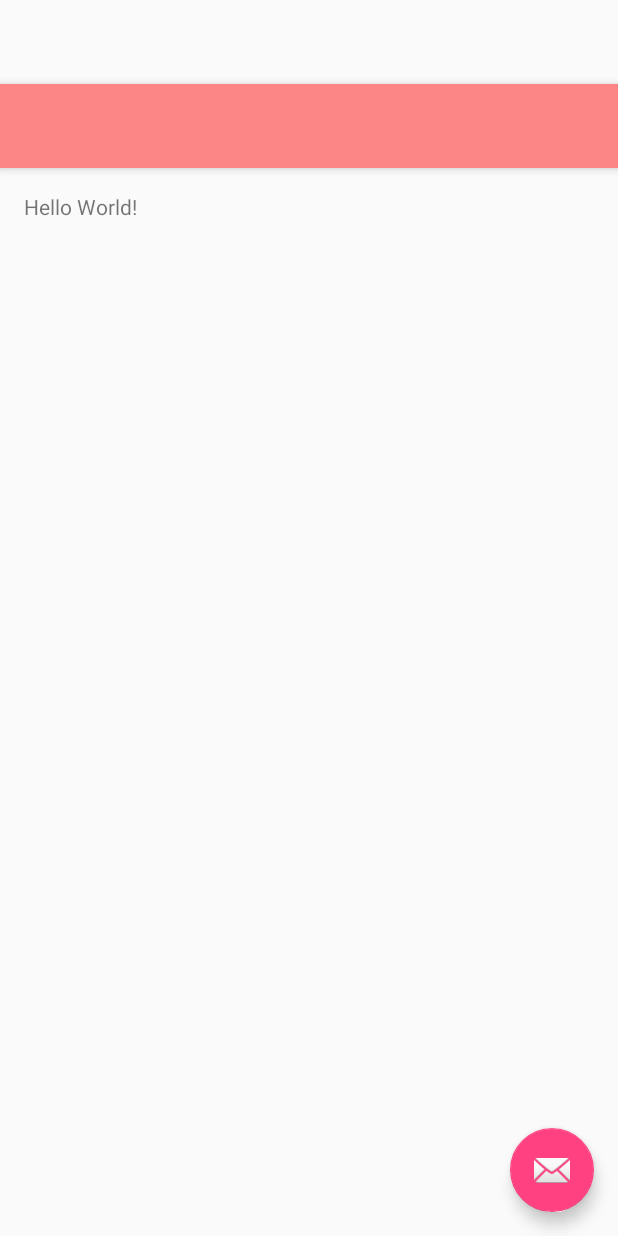
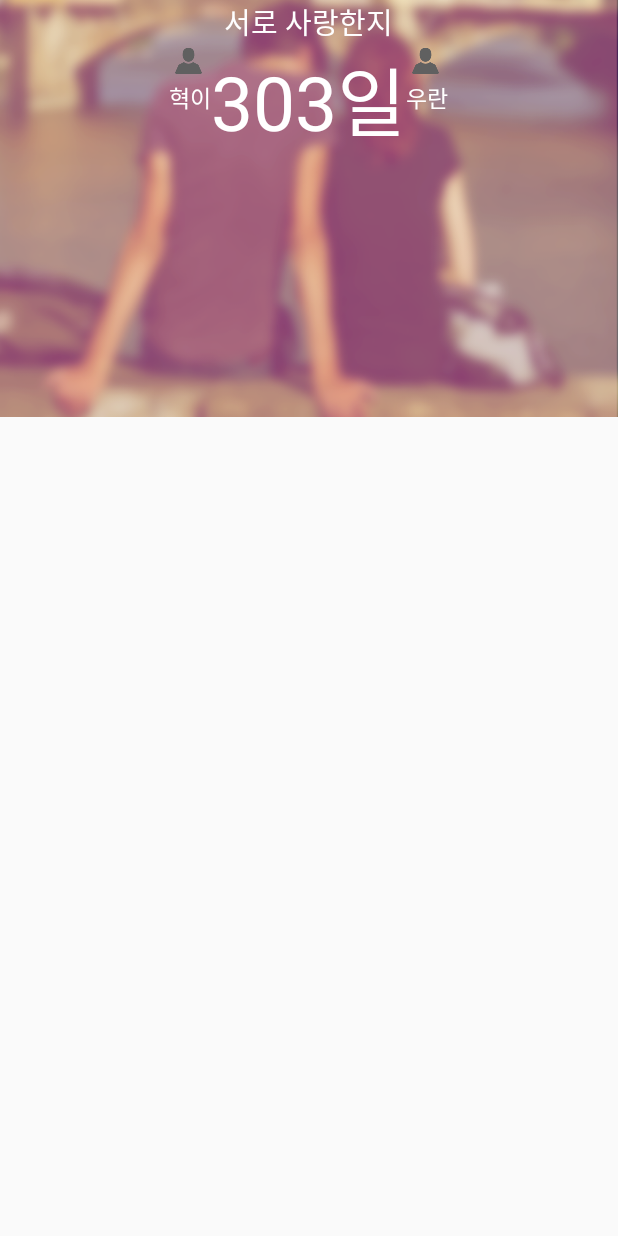
Before and after one commit to GwonHyeok/YouAndI, an Android app: the layout activity_main.xml on its own in the app's theme, with its tools: preview values and no code run, on a phone screen of 412 x 824 dp. Run offline under Robolectric (Android 15) with nearby library versions, the phone set to English and light mode, and no system bars.

```diff
--- a/app/src/main/AndroidManifest.xml
+++ b/app/src/main/AndroidManifest.xml
@@ -1,23 +1,27 @@
 <?xml version="1.0" encoding="utf-8"?>
 <manifest xmlns:android="http://schemas.android.com/apk/res/android"
-    package="com.hyeokran.youi" >
+    package="com.hyeokran.youi">
 
     <application
         android:allowBackup="true"
         android:icon="@mipmap/ic_launcher"
         android:label="@string/app_name"
         android:supportsRtl="true"
-        android:theme="@style/AppTheme" >
+        android:theme="@style/AppTheme">
+
         <activity
             android:name=".MainActivity"
             android:label="@string/app_name"
-            android:theme="@style/AppTheme.NoActionBar" >
+            android:theme="@style/AppTheme.NoActionBar">
             <intent-filter>
                 <action android:name="android.intent.action.MAIN" />
 
                 <category android:name="android.intent.category.LAUNCHER" />
             </intent-filter>
         </activity>
+
+        <activity
+            android:name=".Activity.LoginActivity"
+            android:theme="@style/AppTheme.LoginTheme" />
     </application>
-
 </manifest>
--- /dev/null
+++ b/app/src/main/java/com/hyeokran/youi/Activity/LoginActivity.java
@@ -0,0 +1,19 @@
+package com.hyeokran.youi.Activity;
+
+import android.os.Bundle;
+import android.support.v7.app.AppCompatActivity;
+
+import com.hyeokran.youi.R;
+
+/**
+ * 로그인 액티비티
+ * Created by uran on 15. 11. 15..
+ */
+public class LoginActivity extends AppCompatActivity {
+
+    @Override
+    public void onCreate(Bundle savedInstanceState) {
+        super.onCreate(savedInstanceState);
+        setContentView(R.layout.activity_login);
+    }
+}
--- a/app/src/main/res/layout/activity_main.xml
+++ b/app/src/main/res/layout/activity_main.xml
@@ -1,25 +1,78 @@
 <?xml version="1.0" encoding="utf-8"?>
-<android.support.design.widget.CoordinatorLayout
-    xmlns:android="http://schemas.android.com/apk/res/android"
-    xmlns:app="http://schemas.android.com/apk/res-auto"
-    xmlns:tools="http://schemas.android.com/tools" android:layout_width="match_parent"
-    android:layout_height="match_parent" android:fitsSystemWindows="true"
-    tools:context=".MainActivity">
+<RelativeLayout xmlns:android="http://schemas.android.com/apk/res/android"
+    android:layout_width="match_parent"
+    android:layout_height="match_parent"
+    android:orientation="vertical">
 
-    <android.support.design.widget.AppBarLayout android:layout_height="wrap_content"
-        android:layout_width="match_parent" android:theme="@style/AppTheme.AppBarOverlay">
 
-        <android.support.v7.widget.Toolbar android:id="@+id/toolbar"
-            android:layout_width="match_parent" android:layout_height="?attr/actionBarSize"
-            android:background="?attr/colorPrimary" app:popupTheme="@style/AppTheme.PopupOverlay" />
+    <ImageView
+        android:id="@+id/mainBackground"
+        android:layout_width="match_parent"
+        android:layout_height="wrap_content"
+        android:scaleType="centerCrop"
+        android:src="@drawable/bg_main_image" />
 
-    </android.support.design.widget.AppBarLayout>
+    <LinearLayout
+        android:layout_width="match_parent"
+        android:layout_height="wrap_content"
+        android:gravity="center"
+        android:orientation="horizontal">
 
-    <include layout="@layout/content_main" />
+        <LinearLayout
+            android:layout_width="wrap_content"
+            android:layout_height="wrap_content"
+            android:orientation="vertical">
 
-    <android.support.design.widget.FloatingActionButton android:id="@+id/fab"
-        android:layout_width="wrap_content" android:layout_height="wrap_content"
-        android:layout_gravity="bottom|end" android:layout_margin="@dimen/fab_margin"
-        android:src="@android:drawable/ic_dialog_email" />
+            <ImageView
+                android:layout_width="wrap_content"
+                android:layout_height="wrap_content"
+                android:src="@drawable/ic_user" />
 
-</android.support.design.widget.CoordinatorLayout>
+            <TextView
+                android:layout_width="wrap_content"
+                android:layout_height="wrap_content"
+                android:text="혁이"
+                android:textColor="#ffffff"
+                android:textSize="15dp" />
+        </LinearLayout>
+
+        <LinearLayout
+            android:layout_width="wrap_content"
+            android:layout_height="wrap_content"
+            android:gravity="center"
+            android:orientation="vertical">
+
+            <TextView
+                android:layout_width="wrap_content"
+                android:layout_height="wrap_content"
+                android:text="서로 사랑한지"
+                android:textColor="#ffffff"
+                android:textSize="19dp" />
+
+            <TextView
+                android:layout_width="wrap_content"
+                android:layout_height="wrap_content"
+                android:text="303일"
+                android:textColor="#ffffff"
+                android:textSize="50dp" />
+        </LinearLayout>
+
+        <LinearLayout
+            android:layout_width="wrap_content"
+            android:layout_height="wrap_content"
+            android:orientation="vertical">
+
+            <ImageView
+                android:layout_width="wrap_content"
+                android:layout_height="wrap_content"
+                android:src="@drawable/ic_user" />
+
+            <TextView
+                android:layout_width="wrap_content"
+                android:layout_height="wrap_content"
+                android:text="우란"
+                android:textColor="#ffffff"
+                android:textSize="15dp" />
+        </LinearLayout>
+    </LinearLayout>
+</RelativeLayout>
--- a/app/src/main/res/values-v21/styles.xml
+++ b/app/src/main/res/values-v21/styles.xml
@@ -1,4 +1,5 @@
 <resources>>
+
     <style name="AppTheme.NoActionBar">
         <item name="windowActionBar">false</item>
         <item name="windowNoTitle">true</item>
--- a/app/src/main/res/values/styles.xml
+++ b/app/src/main/res/values/styles.xml
@@ -4,6 +4,22 @@
     <style name="AppTheme" parent="Theme.AppCompat.Light.DarkActionBar">
         <!-- Customize your theme here. -->
         <item name="colorPrimary">#fc8585</item>
+        <item name="colorPrimaryDark">#e96969</item>
+        <item name="colorAccent">@color/colorAccent</item>
+    </style>
+
+    <style name="AppTheme.LoginTheme" parent="AppTheme">
+        <item name="windowActionBar">false</item>
+        <item name="windowNoTitle">true</item>
+        <item name="colorPrimary">#fc8585</item>
+        <item name="colorPrimaryDark">#e96969</item>
+        <item name="colorAccent">@color/colorAccent</item>
+    </style>
+
+    <style name="AppTheme.MainTheme" parent="AppTheme">
+        <item name="windowActionBar">false</item>
+        <item name="windowNoTitle">true</item>
+        <item name="colorPrimary">#ffffff</item>
         <item name="colorPrimaryDark">#e96969</item>
         <item name="colorAccent">@color/colorAccent</item>
     </style>
```
